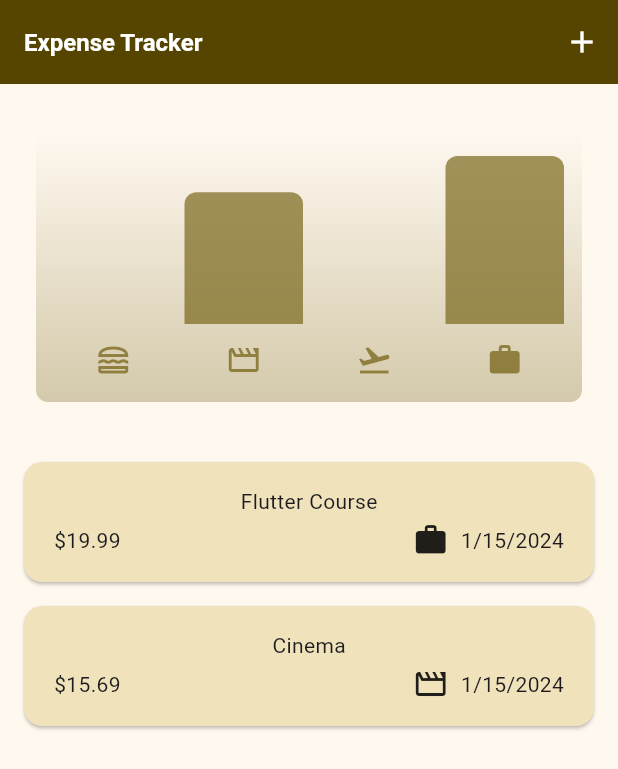
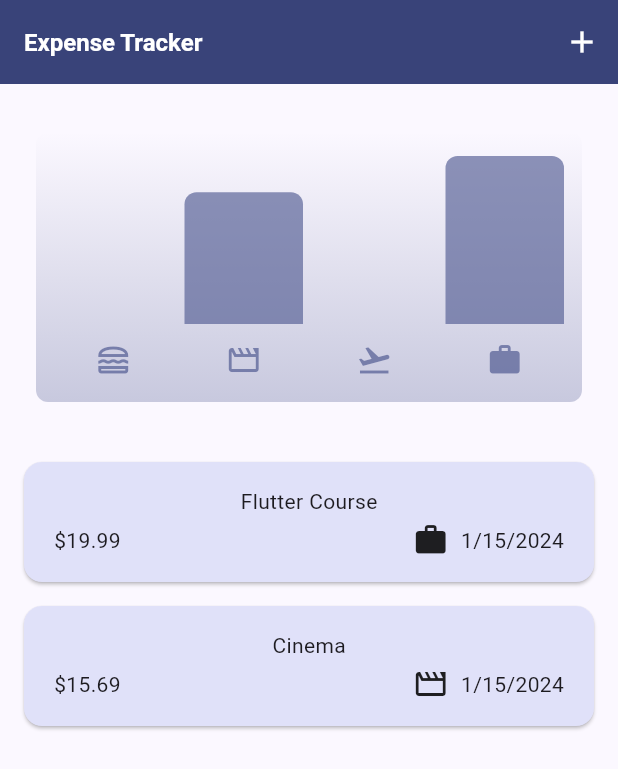
Before and after one commit to tessceciliaj/expense_tracker, a Flutter app: the screen it shows after launch, on a phone screen of 412 x 824 dp. Shown: the top 769 px of the screen. Run offline on Flutter 3.47's test engine with Material 3 defaults, Android fonts, the phone set to English and light mode, and no system bars.

Commit message:
Change color scheme of app

```diff
--- a/lib/main.dart
+++ b/lib/main.dart
@@ -1,10 +1,10 @@
 import 'package:flutter/material.dart';
 import 'package:expense_tracker/widgets/expenses.dart';
 
-var kColorScheme = ColorScheme.fromSeed(seedColor: Colors.amberAccent);
+var kColorScheme = ColorScheme.fromSeed(seedColor: Colors.indigo);
 
-var kDarkColorScheme = ColorScheme.fromSeed(
-    brightness: Brightness.dark, seedColor: Colors.deepOrange);
+var kDarkColorScheme =
+    ColorScheme.fromSeed(brightness: Brightness.dark, seedColor: Colors.indigo);
 
 void main() {
   runApp(const MyApp());
```
